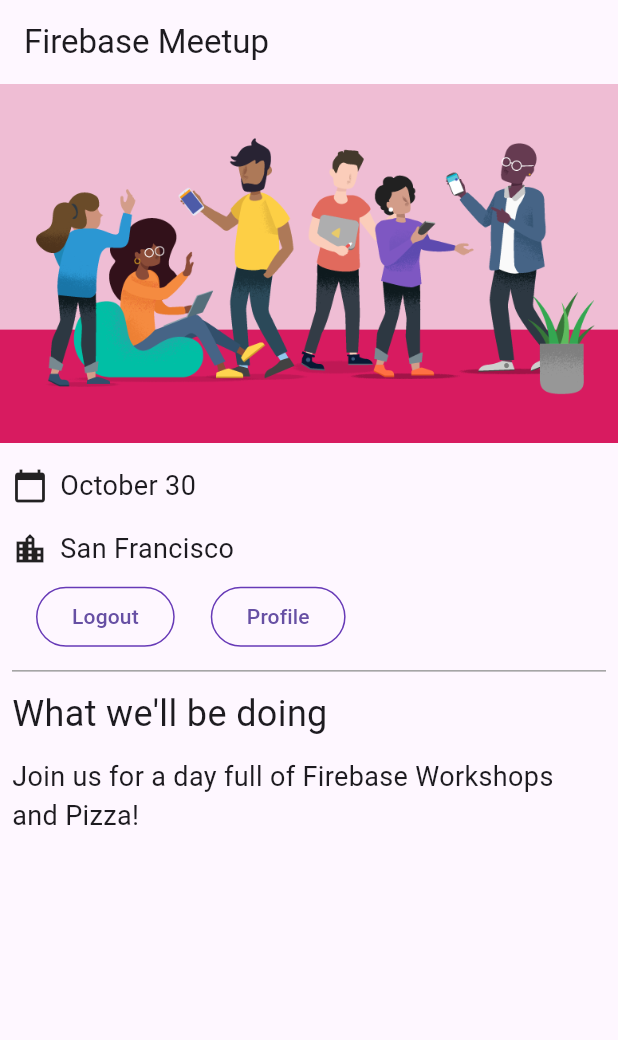
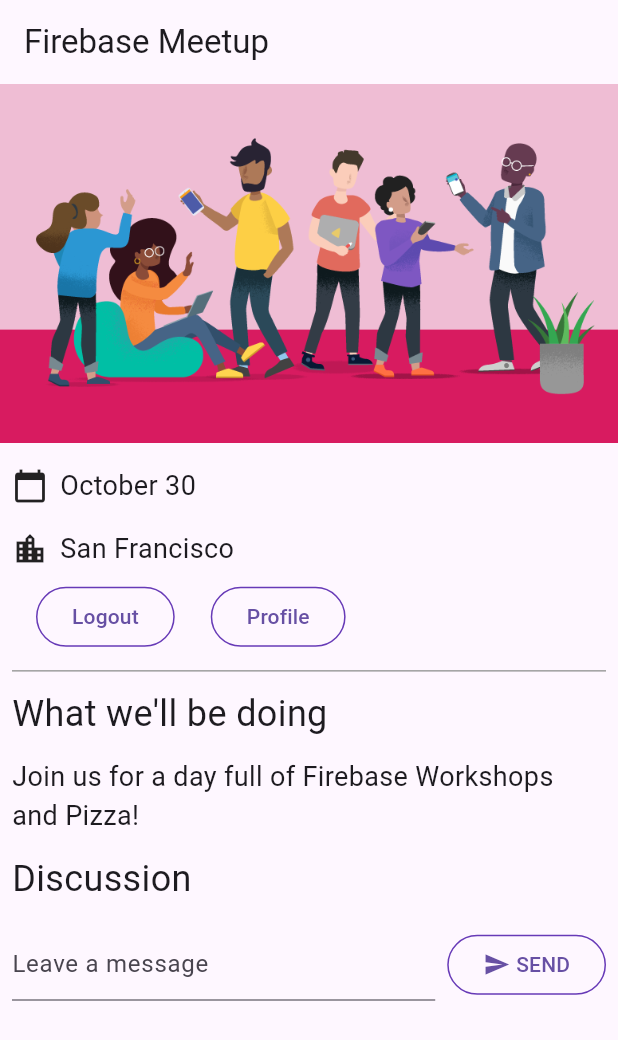
Before and after one commit to LisbethMendoza/Firebase, a Flutter app: the screen it shows once a user with an empty profile is signed in, on a phone screen of 412 x 824 dp. Shown: the top 1040 px of the screen. Run offline on Flutter 3.47's test engine with Material 3 defaults, Android fonts, the phone set to English and light mode, and no system bars; our stand-ins replace cloud_firestore, firebase_auth, firebase_core, go_router, google_fonts; missing offline and left inert: firebase_ui_auth; accounts and stored records are empty.

Commit message:
Fix: WRITING CHECK

```diff
--- /dev/null
+++ b/lib/guest_book.dart
@@ -0,0 +1,63 @@
+import 'dart:async';
+
+import 'package:flutter/material.dart';
+
+import 'src/widgets.dart';
+
+class GuestBook extends StatefulWidget {
+  const GuestBook({required this.addMessage, super.key});
+
+  final FutureOr<void> Function(String message) addMessage;
+
+  @override
+  State<GuestBook> createState() => _GuestBookState();
+}
+
+class _GuestBookState extends State<GuestBook> {
+  final _formKey = GlobalKey<FormState>(debugLabel: '_GuestBookState');
+  final _controller = TextEditingController();
+
+  @override
+  Widget build(BuildContext context) {
+    return Padding(
+      padding: const EdgeInsets.all(8.0),
+      child: Form(
+        key: _formKey,
+        child: Row(
+          children: [
+            Expanded(
+              child: TextFormField(
+                controller: _controller,
+                decoration: const InputDecoration(
+                  hintText: 'Leave a message',
+                ),
+                validator: (value) {
+                  if (value == null || value.isEmpty) {
+                    return 'Enter your message to continue';
+                  }
+                  return null;
+                },
+              ),
+            ),
+            const SizedBox(width: 8),
+            StyledButton(
+              onPressed: () async {
+                if (_formKey.currentState!.validate()) {
+                  await widget.addMessage(_controller.text);
+                  _controller.clear();
+                }
+              },
+              child: Row(
+                children: const [
+                  Icon(Icons.send),
+                  SizedBox(width: 4),
+                  Text('SEND'),
+                ],
+              ),
+            ),
+          ],
+        ),
+      ),
+    );
+  }
+}
--- a/lib/home_page.dart
+++ b/lib/home_page.dart
@@ -2,8 +2,8 @@ import 'package:firebase_auth/firebase_auth.dart'
     hide EmailAuthProvider, PhoneAuthProvider;
 import 'package:flutter/material.dart';
 import 'package:provider/provider.dart';
-
 import 'app_state.dart';
+import 'guest_book.dart';
 import 'src/authentication.dart';
 import 'src/widgets.dart';
 class HomePage extends StatelessWidget {
@@ -39,6 +39,20 @@ class HomePage extends StatelessWidget {
           const Paragraph(
             'Join us for a day full of Firebase Workshops and Pizza!',
           ),
+          Consumer<ApplicationState>(
+            builder: (context, appState, _) => Column(
+              crossAxisAlignment: CrossAxisAlignment.start,
+              children: [
+                if (appState.loggedIn) ...[
+                  const Header('Discussion'),
+                  GuestBook(
+                    addMessage: (message) =>
+                        appState.addMessageToGuestBook(message),
+                  ),
+                ],
+              ],
+            ),
+          ),
         ],
       ),
     );
```
Also changed, not shown: lib/app_state.dart (+16 -0 lines).
